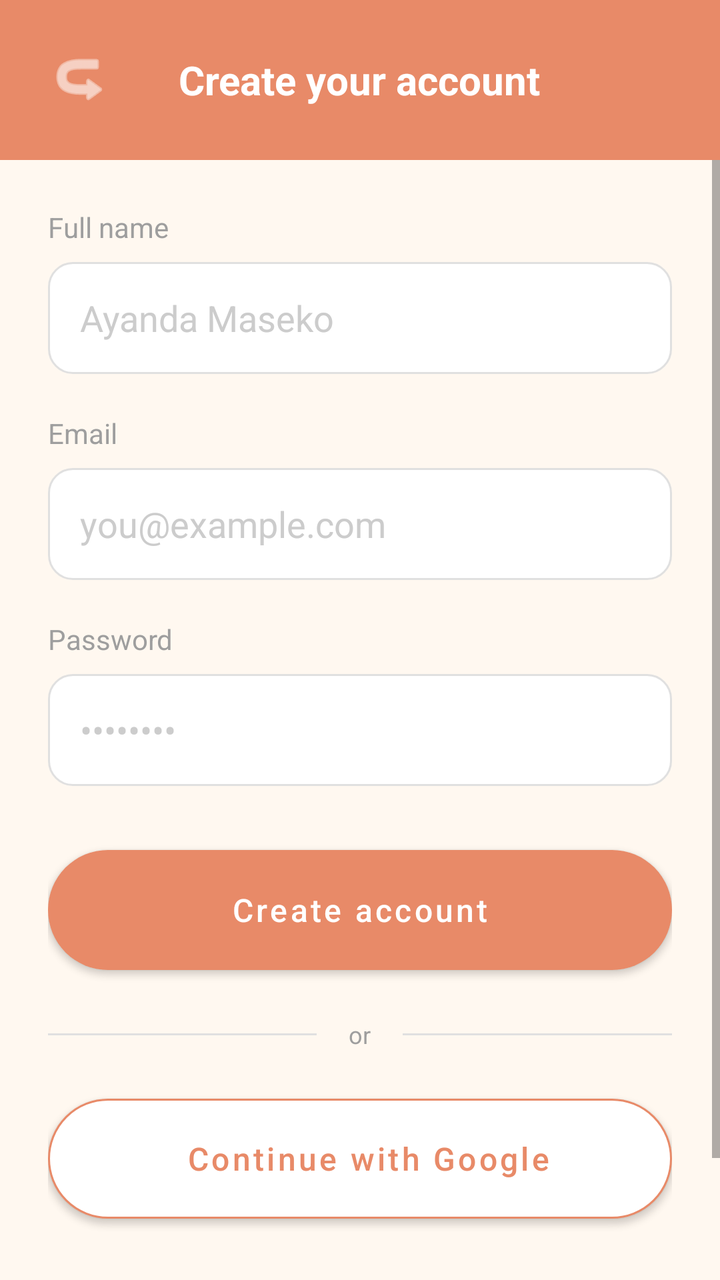
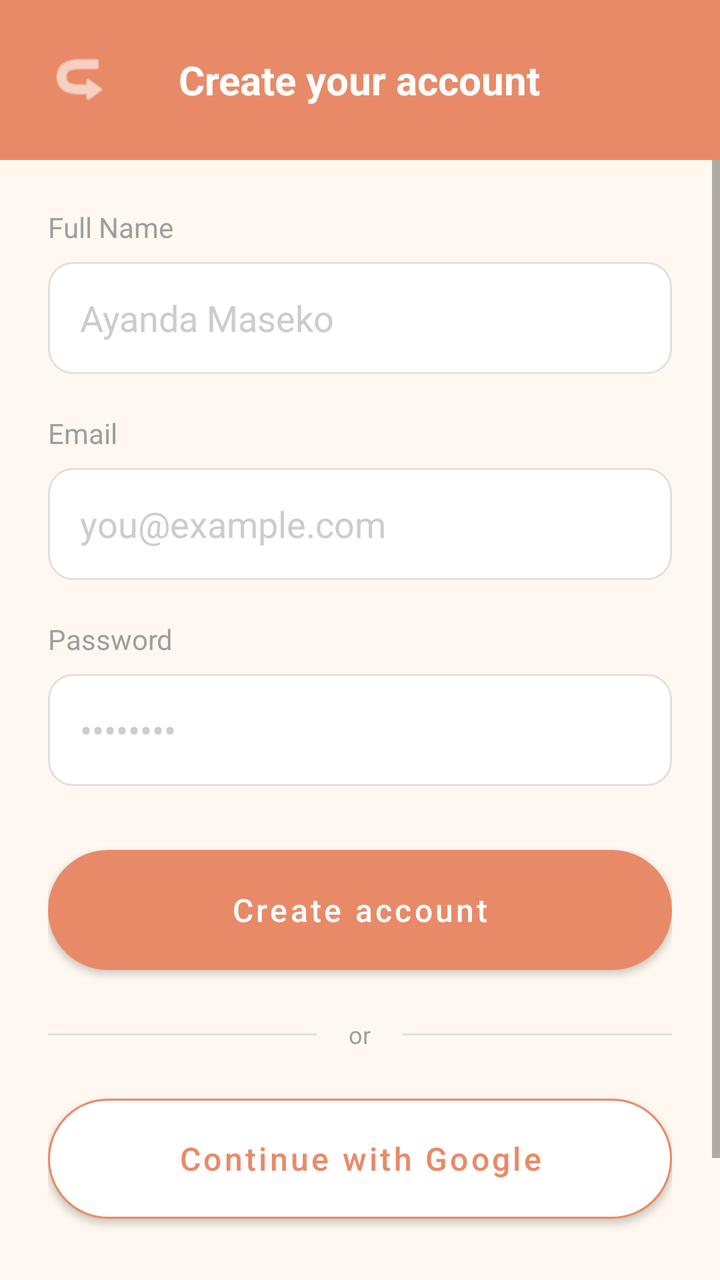

Before-and-after screenshots of an Android layout around one commit, followed by the original layout XML and the change that was made.
<!-- AndroidManifest.xml: application theme Theme.IVU -->
<!-- res/layout/activity_register.xml -->
<?xml version="1.0" encoding="utf-8"?>
<androidx.constraintlayout.widget.ConstraintLayout xmlns:android="http://schemas.android.com/apk/res/android"
    xmlns:app="http://schemas.android.com/apk/res-auto"
    android:layout_width="match_parent"
    android:layout_height="match_parent"
    android:background="#FFF8F0">

    
    <RelativeLayout
        android:id="@+id/header"
        android:layout_width="match_parent"
        android:layout_height="80dp"
        android:background="#E88A68"
        android:paddingHorizontal="16dp"
        app:layout_constraintTop_toTopOf="parent">

        <ImageButton
            android:id="@+id/btnBack"
            android:layout_width="48dp"
            android:layout_height="48dp"
            android:layout_centerVertical="true"
            android:background="?attr/selectableItemBackgroundBorderless"
            android:src="@android:drawable/ic_menu_revert"
            app:tint="@android:color/white"
            android:rotation="180"
            android:contentDescription="Back" />

        <TextView
            android:layout_width="wrap_content"
            android:layout_height="wrap_content"
            android:layout_centerInParent="true"
            android:text="Create your account"
            android:textColor="@android:color/white"
            android:textSize="20sp"
            android:textStyle="bold" />
    </RelativeLayout>

    <ScrollView
        android:layout_width="match_parent"
        android:layout_height="0dp"
        app:layout_constraintBottom_toBottomOf="parent"
        app:layout_constraintTop_toBottomOf="@id/header">

        <LinearLayout
            android:layout_width="match_parent"
            android:layout_height="wrap_content"
            android:orientation="vertical"
            android:padding="24dp">

            
            <TextView
                android:layout_width="wrap_content"
                android:layout_height="wrap_content"
                android:text="Full name"
                android:textColor="#9E9E9E"
                android:textSize="14sp"
                android:layout_marginBottom="8dp" />

            <EditText
                android:id="@+id/etUsername"
                android:layout_width="match_parent"
                android:layout_height="56dp"
                android:background="@drawable/rounded_edittext"
                android:hint="Ayanda Maseko"
                android:paddingHorizontal="16dp"
                android:textColor="#3D2B1F"
                android:textColorHint="#CCCCCC"
                android:layout_marginBottom="20dp" />

            
            <TextView
                android:layout_width="wrap_content"
                android:layout_height="wrap_content"
                android:text="Email"
                android:textColor="#9E9E9E"
                android:textSize="14sp"
                android:layout_marginBottom="8dp" />

            <EditText
                android:id="@+id/etEmail"
                android:layout_width="match_parent"
                android:layout_height="56dp"
                android:background="@drawable/rounded_edittext"
                android:hint="you@example.com"
                android:inputType="textEmailAddress"
                android:paddingHorizontal="16dp"
                android:textColor="#3D2B1F"
                android:textColorHint="#CCCCCC"
                android:layout_marginBottom="20dp" />

            
            <TextView
                android:layout_width="wrap_content"
                android:layout_height="wrap_content"
                android:text="Password"
                android:textColor="#9E9E9E"
                android:textSize="14sp"
                android:layout_marginBottom="8dp" />

            <EditText
                android:id="@+id/etPassword"
                android:layout_width="match_parent"
                android:layout_height="56dp"
                android:background="@drawable/rounded_edittext"
                android:hint="••••••••"
                android:inputType="textPassword"
                android:paddingHorizontal="16dp"
                android:textColor="#3D2B1F"
                android:textColorHint="#CCCCCC"
                android:layout_marginBottom="32dp" />

            
            <Button
                android:id="@+id/registerBtn"
                android:layout_width="match_parent"
                android:layout_height="60dp"
                android:background="@drawable/btn_primary"
                android:text="Create account"
                android:textAllCaps="false"
                android:textColor="@android:color/white"
                android:textSize="16sp"
                app:backgroundTint="@null" />

            
            <LinearLayout
                android:layout_width="match_parent"
                android:layout_height="wrap_content"
                android:layout_marginVertical="24dp"
                android:gravity="center"
                android:orientation="horizontal">

                <View
                    android:layout_width="0dp"
                    android:layout_height="1dp"
                    android:layout_weight="1"
                    android:background="#E0E0E0" />

                <TextView
                    android:layout_width="wrap_content"
                    android:layout_height="wrap_content"
                    android:layout_marginHorizontal="16dp"
                    android:text="or"
                    android:textColor="#9E9E9E"
                    android:textSize="12sp" />

                <View
                    android:layout_width="0dp"
                    android:layout_height="1dp"
                    android:layout_weight="1"
                    android:background="#E0E0E0" />
            </LinearLayout>

            
            <Button
                android:id="@+id/btnGoogle"
                android:layout_width="match_parent"
                android:layout_height="60dp"
                android:background="@drawable/btn_secondary"
                android:text="Continue with Google"
                android:textAllCaps="false"
                android:textColor="#E88A68"
                android:textSize="16sp"
                android:drawableStart="@android:drawable/presence_online"
                android:drawablePadding="-30dp"
                android:paddingStart="24dp"
                app:backgroundTint="@null" />

            
            <TextView
                android:id="@+id/loginLink"
                android:layout_width="wrap_content"
                android:layout_height="wrap_content"
                android:layout_gravity="center"
                android:layout_marginTop="32dp"
                android:layout_marginBottom="24dp"
                android:text="Already have an account? Log in"
                android:textColor="#E88A68"
                android:textSize="14sp" />

        </LinearLayout>
    </ScrollView>

</androidx.constraintlayout.widget.ConstraintLayout>
<!-- resources referenced by this layout -->
<resources>
  <!-- drawable btn_primary (drawable) -->
  <?xml version="1.0" encoding="utf-8"?>
  <shape xmlns:android="http://schemas.android.com/apk/res/android"
      android:shape="rectangle">
      <solid android:color="#E88A68" /> 
      <corners android:radius="30dp" />
  </shape>
  <!-- drawable btn_secondary (drawable) -->
  <?xml version="1.0" encoding="utf-8"?>
  <shape xmlns:android="http://schemas.android.com/apk/res/android"
      android:shape="rectangle">
      <solid android:color="#FFFFFF" />
      <stroke android:width="1dp" android:color="#E88A68" />
      <corners android:radius="30dp" />
  </shape>
  <!-- drawable rounded_edittext (drawable) -->
  <?xml version="1.0" encoding="utf-8"?>
  <shape xmlns:android="http://schemas.android.com/apk/res/android">
      <solid android:color="#FFFFFF"/>
      <stroke android:width="1dp" android:color="#E0E0E0"/>
      <corners android:radius="12dp"/>
  </shape>
  <style name="Theme.IVU" parent="Theme.MaterialComponents.Light.NoActionBar">
          
          <item name="colorPrimary">@color/primary</item>
          <item name="colorPrimaryVariant">@color/accent</item>
          <item name="colorOnPrimary">@color/on_primary</item>
  
          
          <item name="colorSecondary">@color/secondary</item>
          <item name="colorSecondaryVariant">@color/secondary</item>
          <item name="colorOnSecondary">@color/on_background</item>
  
          
          <item name="android:statusBarColor">@color/accent</item>
  
          
          <item name="android:textColor">@color/on_background</item>
          <item name="android:textColorPrimary">@color/on_background</item>
          <item name="android:textColorHint">#9E9E9E</item>
  
          
          <item name="android:windowBackground">@color/background</item>
          <item name="android:colorBackground">@color/background</item>
          <item name="colorSurface">@color/surface</item>
          <item name="colorOnSurface">@color/on_background</item>
  
          
          <item name="colorControlActivated">@color/primary</item>
          <item name="colorControlHighlight">#20E8743B</item>
  
          <item name="android:editTextStyle">@style/IVUEditText</item>
      </style>
  <color name="primary">#C1652F</color>
  <color name="accent">#E8743B</color>
  <color name="on_primary">#FFFFFF</color>
  <color name="secondary">#B8860B</color>
  <color name="on_background">#3D2B1F</color>
  <color name="background">#FFF8F0</color>
  <color name="surface">#FFFDF9</color>
  <style name="IVUEditText" parent="Widget.AppCompat.EditText">
          <item name="android:textColor">@color/on_background</item>
          <item name="android:textColorHint">#CCCCCC</item>
          <item name="android:backgroundTint">@color/primary</item>
      </style>
</resources>

<!-- the commit's change to res/layout/activity_register.xml (unified diff, before → after) -->
@@ -2,8 +2,7 @@
 <androidx.constraintlayout.widget.ConstraintLayout xmlns:android="http://schemas.android.com/apk/res/android"
     xmlns:app="http://schemas.android.com/apk/res-auto"
     android:layout_width="match_parent"
-    android:layout_height="match_parent"
-    android:background="#FFF8F0">
+    android:layout_height="match_parent">
 
     
     <RelativeLayout
@@ -23,13 +22,13 @@
             android:src="@android:drawable/ic_menu_revert"
             app:tint="@android:color/white"
             android:rotation="180"
-            android:contentDescription="Back" />
+            android:contentDescription="@string/content_desc_back" />
 
         <TextView
             android:layout_width="wrap_content"
             android:layout_height="wrap_content"
             android:layout_centerInParent="true"
-            android:text="Create your account"
+            android:text="@string/create_your_account"
             android:textColor="@android:color/white"
             android:textSize="20sp"
             android:textStyle="bold" />
@@ -51,7 +50,7 @@
             <TextView
                 android:layout_width="wrap_content"
                 android:layout_height="wrap_content"
-                android:text="Full name"
+                android:text="@string/label_full_name"
                 android:textColor="#9E9E9E"
                 android:textSize="14sp"
                 android:layout_marginBottom="8dp" />
@@ -61,7 +60,9 @@
                 android:layout_width="match_parent"
                 android:layout_height="56dp"
                 android:background="@drawable/rounded_edittext"
-                android:hint="Ayanda Maseko"
+                android:hint="@string/hint_full_name"
+                android:inputType="textPersonName"
+                android:autofillHints="name"
                 android:paddingHorizontal="16dp"
                 android:textColor="#3D2B1F"
                 android:textColorHint="#CCCCCC"
@@ -71,7 +72,7 @@
             <TextView
                 android:layout_width="wrap_content"
                 android:layout_height="wrap_content"
-                android:text="Email"
+                android:text="@string/label_email"
                 android:textColor="#9E9E9E"
                 android:textSize="14sp"
                 android:layout_marginBottom="8dp" />
@@ -81,8 +82,9 @@
                 android:layout_width="match_parent"
                 android:layout_height="56dp"
                 android:background="@drawable/rounded_edittext"
-                android:hint="you@example.com"
+                android:hint="@string/hint_email"
                 android:inputType="textEmailAddress"
+                android:autofillHints="emailAddress"
                 android:paddingHorizontal="16dp"
                 android:textColor="#3D2B1F"
                 android:textColorHint="#CCCCCC"
@@ -92,7 +94,7 @@
             <TextView
                 android:layout_width="wrap_content"
                 android:layout_height="wrap_content"
-                android:text="Password"
+                android:text="@string/label_password"
                 android:textColor="#9E9E9E"
                 android:textSize="14sp"
                 android:layout_marginBottom="8dp" />
@@ -102,8 +104,9 @@
                 android:layout_width="match_parent"
                 android:layout_height="56dp"
                 android:background="@drawable/rounded_edittext"
-                android:hint="••••••••"
+                android:hint="@string/hint_password"
                 android:inputType="textPassword"
+                android:autofillHints="password"
                 android:paddingHorizontal="16dp"
                 android:textColor="#3D2B1F"
                 android:textColorHint="#CCCCCC"
@@ -115,7 +118,7 @@
                 android:layout_width="match_parent"
                 android:layout_height="60dp"
                 android:background="@drawable/btn_primary"
-                android:text="Create account"
+                android:text="@string/btn_create_account"
                 android:textAllCaps="false"
                 android:textColor="@android:color/white"
                 android:textSize="16sp"
@@ -139,7 +142,7 @@
                     android:layout_width="wrap_content"
                     android:layout_height="wrap_content"
                     android:layout_marginHorizontal="16dp"
-                    android:text="or"
+                    android:text="@string/or_divider"
                     android:textColor="#9E9E9E"
                     android:textSize="12sp" />
 
@@ -156,13 +159,13 @@
                 android:layout_width="match_parent"
                 android:layout_height="60dp"
                 android:background="@drawable/btn_secondary"
-                android:text="Continue with Google"
+                android:text="@string/continue_with_google"
                 android:textAllCaps="false"
                 android:textColor="#E88A68"
                 android:textSize="16sp"
                 android:drawableStart="@android:drawable/presence_online"
                 android:drawablePadding="-30dp"
-                android:paddingStart="24dp"
+                android:paddingHorizontal="24dp"
                 app:backgroundTint="@null" />
 
             
@@ -173,7 +176,7 @@
                 android:layout_gravity="center"
                 android:layout_marginTop="32dp"
                 android:layout_marginBottom="24dp"
-                android:text="Already have an account? Log in"
+                android:text="@string/already_have_account_login"
                 android:textColor="#E88A68"
                 android:textSize="14sp" />
 
<!-- resource entries referenced after the edit -->
@@ -22,6 +22,18 @@
       <stroke android:width="1dp" android:color="#E0E0E0"/>
       <corners android:radius="12dp"/>
   </shape>
+  <string name="already_have_account_login">Already have an account? Log in</string>
+  <string name="btn_create_account">Create account</string>
+  <string name="content_desc_back">Back</string>
+  <string name="continue_with_google">Continue with Google</string>
+  <string name="create_your_account">Create your account</string>
+  <string name="hint_email">you@example.com</string>
+  <string name="hint_full_name">Ayanda Maseko</string>
+  <string name="hint_password">••••••••</string>
+  <string name="label_email">Email</string>
+  <string name="label_full_name">Full Name</string>
+  <string name="label_password">Password</string>
+  <string name="or_divider">or</string>
   <style name="Theme.IVU" parent="Theme.MaterialComponents.Light.NoActionBar">
           
           <item name="colorPrimary">@color/primary</item>
